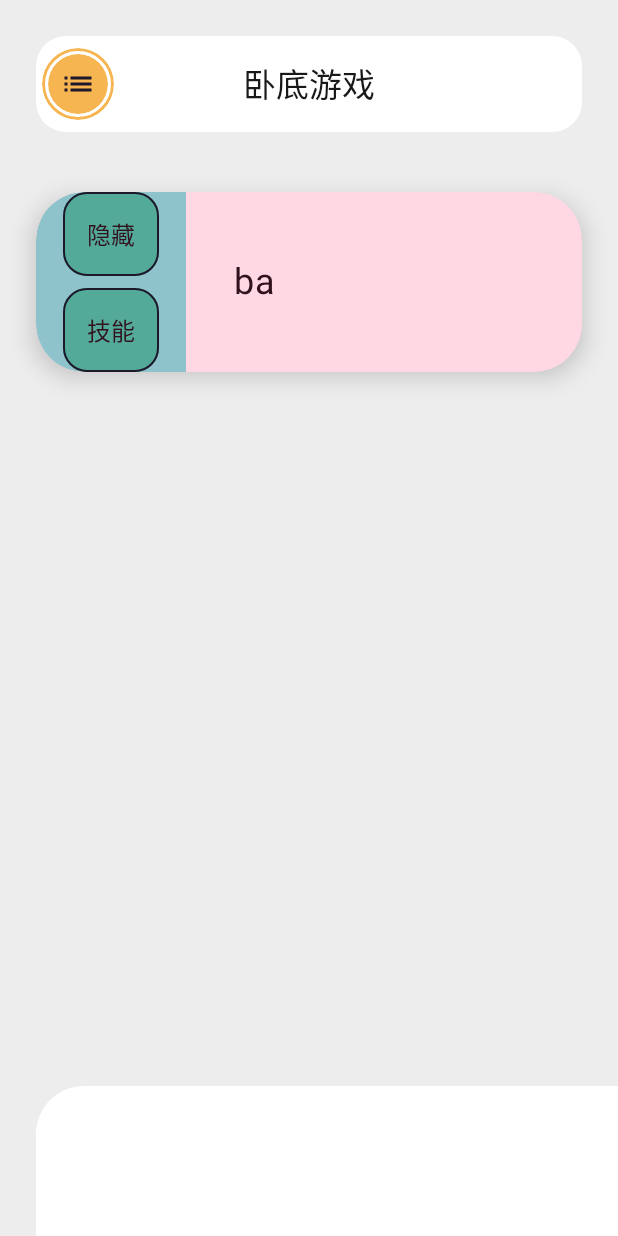
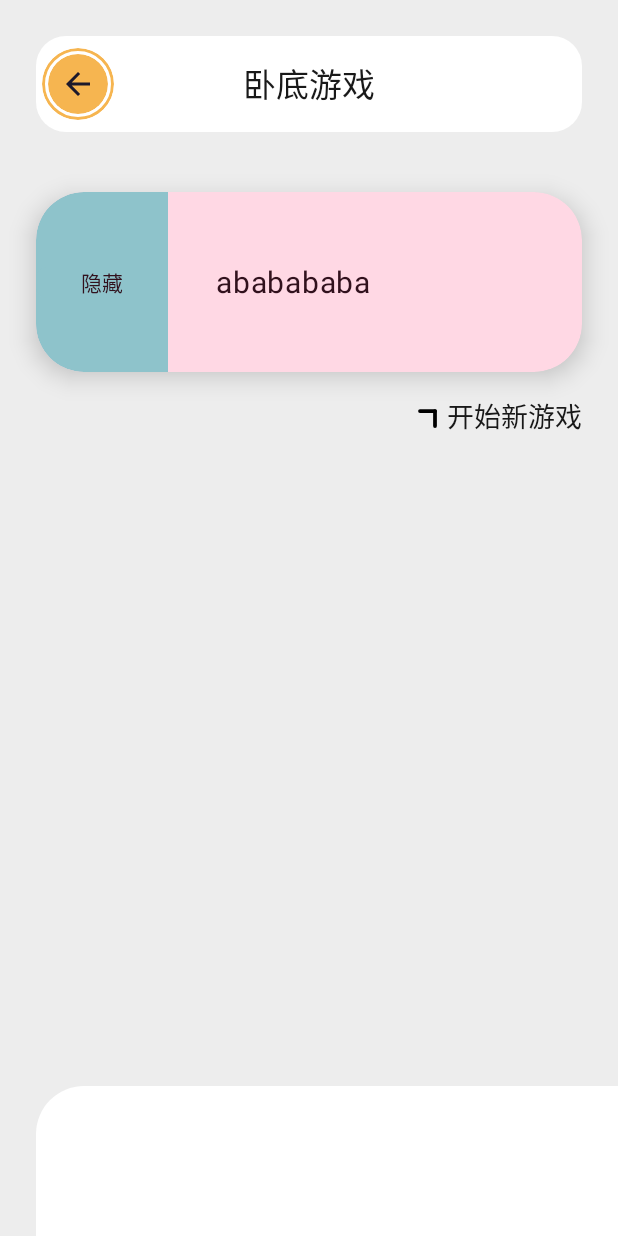
Before and after one commit to WingSword/YiGameCopilotX, an Android app built with Jetpack Compose: the RoomPage screen opened through its navigation route, after a tap on "查看身份", on a phone screen of 412 x 824 dp. Run offline under Robolectric (Android 15) with nearby library versions, the phone set to English and light mode, and no system bars.

Commit message:
优化导航监听及房间页面功能，更新意图处理及文本样式

```diff
--- a/composeApp/src/commonMain/kotlin/org/walks/gamecopilot/App.kt
+++ b/composeApp/src/commonMain/kotlin/org/walks/gamecopilot/App.kt
@@ -6,8 +6,6 @@ import androidx.compose.foundation.background
 import androidx.compose.foundation.border
 import androidx.compose.foundation.clickable
 import androidx.compose.foundation.combinedClickable
-import androidx.compose.foundation.gestures.Orientation
-import androidx.compose.foundation.gestures.scrollable
 import androidx.compose.foundation.layout.Arrangement
 import androidx.compose.foundation.layout.Box
 import androidx.compose.foundation.layout.Column
@@ -20,21 +18,16 @@ import androidx.compose.foundation.layout.padding
 import androidx.compose.foundation.layout.width
 import androidx.compose.foundation.lazy.grid.GridCells
 import androidx.compose.foundation.lazy.grid.LazyVerticalGrid
-import androidx.compose.foundation.rememberScrollState
 import androidx.compose.foundation.shape.CircleShape
 import androidx.compose.foundation.shape.RoundedCornerShape
 import androidx.compose.material.icons.Icons
 import androidx.compose.material.icons.automirrored.filled.ArrowBack
 import androidx.compose.material.icons.automirrored.filled.List
 import androidx.compose.material.icons.filled.Refresh
-import androidx.compose.material3.Card
-import androidx.compose.material3.CardColors
-import androidx.compose.material3.CardDefaults
 import androidx.compose.material3.CenterAlignedTopAppBar
 import androidx.compose.material3.ExperimentalMaterial3Api
 import androidx.compose.material3.Icon
 import androidx.compose.material3.IconButton
-import androidx.compose.material3.IconButtonColors
 import androidx.compose.material3.IconButtonDefaults
 import androidx.compose.material3.MaterialTheme
 import androidx.compose.material3.Scaffold
@@ -73,15 +66,9 @@ import org.jetbrains.compose.ui.tooling.preview.Preview
 import org.walks.gamecopilot.intent.GameIntent
 import org.walks.gamecopilot.ui.badge.WeBadge
 import org.walks.gamecopilot.ui.button.ButtonType
-import org.walks.gamecopilot.ui.button.CircleButton
-import org.walks.gamecopilot.ui.button.CommonButton
 import org.walks.gamecopilot.ui.button.WeButton
-import org.walks.gamecopilot.ui.page.home.ModeSelectList
 import org.walks.gamecopilot.ui.page.home.StartPage
-import org.walks.gamecopilot.ui.input.CommonTextField
-import org.walks.gamecopilot.ui.input.HalfRadioTextField
 import org.walks.gamecopilot.ui.page.room.RoomPage
-import org.walks.gamecopilot.ui.picker.WeSingleColumnPicker
 
 @Composable
 @Preview
@@ -108,6 +95,13 @@ fun AppView(viewmodel: MainViewmodel) {
     val playerNum = viewmodel.roomEntityState.collectAsState().value.playerNum
     val roomTitle=viewmodel.roomEntityState.collectAsState().value.roomNumber
     val navi = rememberNavController()
+    navi.addOnDestinationChangedListener { _, destination, _ ->
+        val route = destination.route
+        // 根据route进行相关操作，如记录日志或更新UI
+        when(route){
+
+        }
+    }
     Scaffold(
         topBar = {
             CenterAlignedTopAppBar(
@@ -118,15 +112,15 @@ fun AppView(viewmodel: MainViewmodel) {
                             color = MaterialTheme.colorScheme.onPrimary
                         )
                         AnimatedVisibility(playerNum > 0) {
-                            Row {
+                            Row(verticalAlignment = Alignment.CenterVertically) {
                                 Text(
                                     "当前房间人数: ${playerNum}人",
                                     style = MaterialTheme.typography.bodyMedium,
                                     color = MaterialTheme.colorScheme.onSecondary
                                 )
                                 Icon(Icons.Filled.Refresh,"刷新房间人数", modifier = Modifier.clickable {
-                                    viewmodel.handleIntent(GameIntent.updatePlayerNum())
-                                })
+                                    viewmodel.handleIntent(GameIntent.RefreshPlayerNumber())
+                                }, tint = MaterialTheme.colorScheme.onSecondary)
                             }
 
                         }
@@ -149,11 +143,11 @@ fun AppView(viewmodel: MainViewmodel) {
                                 shape = CircleShape
                             ),
                         onClick = {
-                            if(navi.currentDestination?.route == "start"){
+                            if(navi.currentBackStackEntry?.destination?.route == "start"){
 
                             }else{
                                 navi.popBackStack()
-                                if(navi.currentDestination?.route == "start"){
+                                if(navi.currentBackStackEntry?.destination?.route == "start"){
                                     viewmodel.handleIntent(GameIntent.LeaveGameRoom)
                                 }
                             }
@@ -165,7 +159,7 @@ fun AppView(viewmodel: MainViewmodel) {
                         )
                     ) {
                         Icon(
-                            imageVector = if(navi.currentBackStack.value.isEmpty()) Icons.AutoMirrored.Filled.List else Icons.AutoMirrored.Filled.ArrowBack,
+                            imageVector = if(navi.currentBackStackEntry?.destination?.route=="start") Icons.AutoMirrored.Filled.List else Icons.AutoMirrored.Filled.ArrowBack,
                             contentDescription = "back button"
                         )
                     }
--- a/composeApp/src/commonMain/kotlin/org/walks/gamecopilot/ui/page/home/HomePage.kt
+++ b/composeApp/src/commonMain/kotlin/org/walks/gamecopilot/ui/page/home/HomePage.kt
@@ -28,7 +28,7 @@ fun StartPage(viewmodel: MainViewmodel) {
     val playerNum = viewmodel.roomEntityState.collectAsState().value.playerNum
     Column(modifier = Modifier.padding(horizontal = 24.dp)) {
         ModeSelectList(gameModeList, gameMode.value) {position->
-            viewmodel.handleIntent(GameIntent.updateGameMode(position))
+            viewmodel.handleIntent(GameIntent.SwitchGameMode(position))
         }
         Spacer(Modifier.height(16.dp))
         AnimatedVisibility(gameMode.value == 0) {
@@ -58,7 +58,7 @@ fun StartPage(viewmodel: MainViewmodel) {
         title = "选择游玩人数",
         range = numberList,
         onCancel = { showNumberPicker = false },
-        onChange = { viewmodel.handleIntent(GameIntent.updatePlayerNum(it)) },
+        onChange = { viewmodel.handleIntent(GameIntent.RefreshPlayerNumber(it)) },
         value = playerNum
     )
 }
--- a/composeApp/src/commonMain/kotlin/org/walks/gamecopilot/ui/page/room/FlopArea.kt
+++ b/composeApp/src/commonMain/kotlin/org/walks/gamecopilot/ui/page/room/FlopArea.kt
@@ -1,27 +1,30 @@
 package org.walks.gamecopilot.ui.page.room
 
 
-import androidx.compose.animation.AnimatedVisibility
+import androidx.compose.foundation.Canvas
 import androidx.compose.foundation.background
 import androidx.compose.foundation.clickable
 import androidx.compose.foundation.layout.Arrangement
 import androidx.compose.foundation.layout.Box
-import androidx.compose.foundation.layout.BoxScope
 import androidx.compose.foundation.layout.Column
 import androidx.compose.foundation.layout.Row
-import androidx.compose.foundation.layout.RowScope
 import androidx.compose.foundation.layout.Spacer
 import androidx.compose.foundation.layout.fillMaxHeight
 import androidx.compose.foundation.layout.fillMaxWidth
 import androidx.compose.foundation.layout.height
 import androidx.compose.foundation.layout.padding
+import androidx.compose.foundation.layout.size
 import androidx.compose.foundation.layout.width
 import androidx.compose.foundation.shape.RoundedCornerShape
+import androidx.compose.material.icons.Icons
+import androidx.compose.material.icons.filled.Build
 import androidx.compose.material3.Card
 import androidx.compose.material3.CardDefaults
+import androidx.compose.material3.Icon
 import androidx.compose.material3.MaterialTheme
 import androidx.compose.material3.Text
 import androidx.compose.runtime.Composable
+import androidx.compose.runtime.State
 import androidx.compose.runtime.getValue
 import androidx.compose.runtime.mutableStateOf
 import androidx.compose.runtime.remember
@@ -30,19 +33,65 @@ import androidx.compose.ui.Alignment
 import androidx.compose.ui.Modifier
 import androidx.compose.ui.draw.clip
 import androidx.compose.ui.draw.shadow
+import androidx.compose.ui.geometry.Offset
+
 import androidx.compose.ui.graphics.Color
+import androidx.compose.ui.graphics.StrokeCap
+import androidx.compose.ui.text.style.TextAlign
 import androidx.compose.ui.unit.dp
-import org.walks.gamecopilot.ui.button.CommonButton
+import org.walks.gamecopilot.MainViewmodel
+import org.walks.gamecopilot.data.entity.RoomState
+import org.walks.gamecopilot.intent.GameIntent
 
 @Composable
-fun FlopArea() {
-    Column(modifier = Modifier.padding(horizontal = 24.dp, vertical = 16.dp).fillMaxWidth()) {
-        StandingCard("ba")
+fun FlopArea(viewmodel: MainViewmodel, roomState: State<RoomState>) {
+
+    Column(modifier = Modifier.padding(horizontal = 24.dp, vertical = 16.dp).fillMaxWidth(), horizontalAlignment = Alignment.End) {
+        StandingCard("ababababa", emptySet())
+        Spacer(modifier = Modifier.height(16.dp))
+        Row(modifier = Modifier.clickable { viewmodel.handleIntent(GameIntent.StartGame) }) {
+
+            GoSign()
+            Spacer(Modifier.width(8.dp))
+            Text(
+                "开始新游戏",
+                style = MaterialTheme.typography.titleMedium,
+                color = MaterialTheme.colorScheme.onPrimary,
+            )
+
+        }
+
     }
 }
 
 @Composable
-fun StandingCard(standingWord: String) {
+fun GoSign(modifier: Modifier = Modifier.size(20.dp)){
+    Canvas(modifier = modifier) {
+        val startX = size.width
+        val startY = size.height/2
+        val lineLength = size.width / 3
+        val halfLineLength = lineLength / 2
+
+        drawLine(
+            color = Color.Black,
+            start = Offset(startX, startY),
+            end = Offset(startX/2, startY),
+            strokeWidth = size.width / 8,
+            cap = StrokeCap.Round
+        )
+
+        drawLine(
+            color = Color.Black,
+            start = Offset(startX, startY ),
+            end = Offset(startX, size.height),
+            strokeWidth = size.width / 8,
+            cap = StrokeCap.Round
+        )
+    }
+}
+
+@Composable
+fun StandingCard(standingWord: String, skills: Set<String>) {
     var hideStandingWord by remember { mutableStateOf(true) }
     Card(
         modifier = Modifier.fillMaxWidth().height(120.dp)
@@ -52,29 +101,52 @@ fun StandingCard(standingWord: String) {
     ) {
         Row {
             Box(
-                Modifier.width(100.dp).fillMaxHeight().background(
+                Modifier.width(88.dp).fillMaxHeight().background(
                     color = Color(0xFF8EC3CB),
                     shape = RoundedCornerShape(32, 0, 0, 32)
                 ).clickable {
                     hideStandingWord = false
                 },
                 contentAlignment = Alignment.Center
-            ){
-                androidx.compose.animation.AnimatedVisibility(!hideStandingWord){
-                    Column {
-                        CommonButton("隐藏"){
-                            hideStandingWord = true
+            ) {
+                androidx.compose.animation.AnimatedVisibility(!hideStandingWord) {
+                    Row {
+                        Text(
+                            "隐藏",
+                            modifier = Modifier.background(
+                                shape = RoundedCornerShape(32, 0, 0, 32),
+                                color = Color(0xFF8EC3CB)
+                            ).clickable {
+                                hideStandingWord = true
+                            }.weight(1f),
+                            textAlign = TextAlign.Center
+                        )
+                        if (skills.isNotEmpty()) {
+                            Text(
+                                "技能",
+                                modifier = Modifier.background(
+                                    color = MaterialTheme.colorScheme.secondary
+                                ).clickable {
+                                    hideStandingWord = true
+                                }.weight(1f),
+                                textAlign = TextAlign.Center
+                            )
                         }
-                        Spacer(Modifier.height(8.dp))
-                        CommonButton("技能")
                     }
                 }
-                androidx.compose.animation.AnimatedVisibility(hideStandingWord){
-                    Text("查看身份")
+                androidx.compose.animation.AnimatedVisibility(hideStandingWord) {
+                    Text(
+                        "查看身份",
+                        style = MaterialTheme.typography.bodyMedium,
+                        color = MaterialTheme.colorScheme.onPrimary
+                    )
                 }
             }
             Spacer(modifier = Modifier.width(16.dp))
-            Column(modifier = Modifier.fillMaxHeight().padding(16.dp), verticalArrangement = Arrangement.Center ){
+            Column(
+                modifier = Modifier.fillMaxHeight().padding(16.dp).weight(1f),
+                verticalArrangement = Arrangement.Center
+            ) {
                 Text(
                     if (hideStandingWord) "*****" else standingWord,
                     style = MaterialTheme.typography.bodyLarge,
--- a/composeApp/src/commonMain/kotlin/org/walks/gamecopilot/ui/page/room/MemberList.kt
+++ b/composeApp/src/commonMain/kotlin/org/walks/gamecopilot/ui/page/room/MemberList.kt
@@ -10,6 +10,7 @@ import androidx.compose.foundation.layout.padding
 import androidx.compose.foundation.layout.width
 import androidx.compose.foundation.lazy.grid.GridCells
 import androidx.compose.foundation.lazy.grid.LazyVerticalGrid
+import androidx.compose.foundation.lazy.grid.rememberLazyGridState
 import androidx.compose.foundation.shape.RoundedCornerShape
 import androidx.compose.material3.Text
 import androidx.compose.runtime.Composable
@@ -28,6 +29,7 @@ import org.walks.gamecopilot.ui.button.CircleButton
 @Composable
 fun MemberList(itemList: List<MemberEntry>) {
 
+    val scrollState = rememberLazyGridState()
     val minWidth=(100+itemList.size*44).dp
     LazyVerticalGrid(
         columns = GridCells.Fixed(2),
@@ -36,12 +38,13 @@ fun MemberList(itemList: List<MemberEntry>) {
             .padding(top = 56.dp, bottom = 10.dp),
         reverseLayout = true,
         horizontalArrangement = Arrangement.spacedBy(16.dp),
-
+        state = scrollState
     ) {
         items(itemList.size) {
             RoomMemberListItem(itemList[it], it % 2 == 0)
         }
     }
+
 
 }
 
--- a/composeApp/src/commonMain/kotlin/org/walks/gamecopilot/ui/page/room/RoomPage.kt
+++ b/composeApp/src/commonMain/kotlin/org/walks/gamecopilot/ui/page/room/RoomPage.kt
@@ -29,7 +29,7 @@ fun RoomPage(viewmodel: MainViewmodel) {
     }
 
     Column {
-        FlopArea()
+        FlopArea(viewmodel,roomState)
         Spacer(Modifier.weight(1f))
         AnimatedVisibility(
             visible = animVisible,
```
Also changed, not shown: composeApp/src/commonMain/kotlin/org/walks/gamecopilot/MainViewmodel.kt (+5 -6 lines), composeApp/src/commonMain/kotlin/org/walks/gamecopilot/intent/GameIntent.kt (+4 -4 lines), composeApp/src/commonMain/kotlin/org/walks/gamecopilot/theme/Type.kt (+17 -3 lines).
